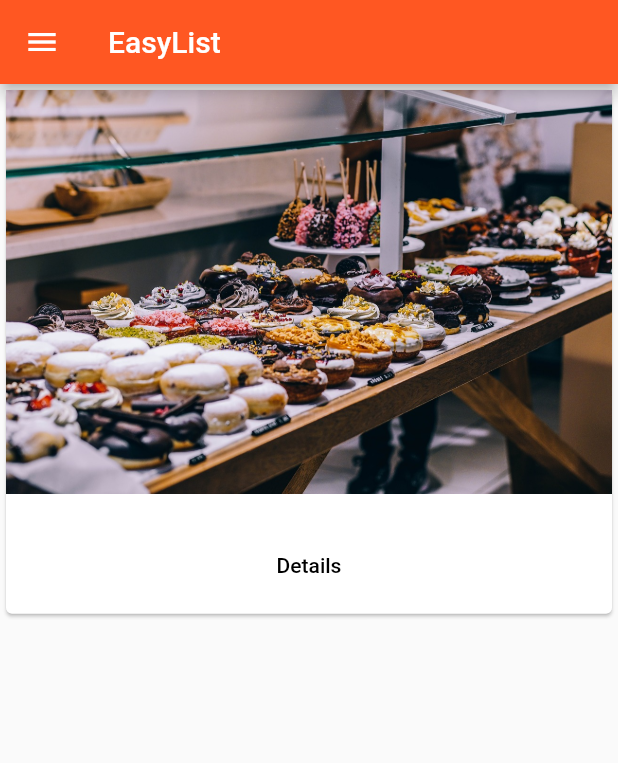
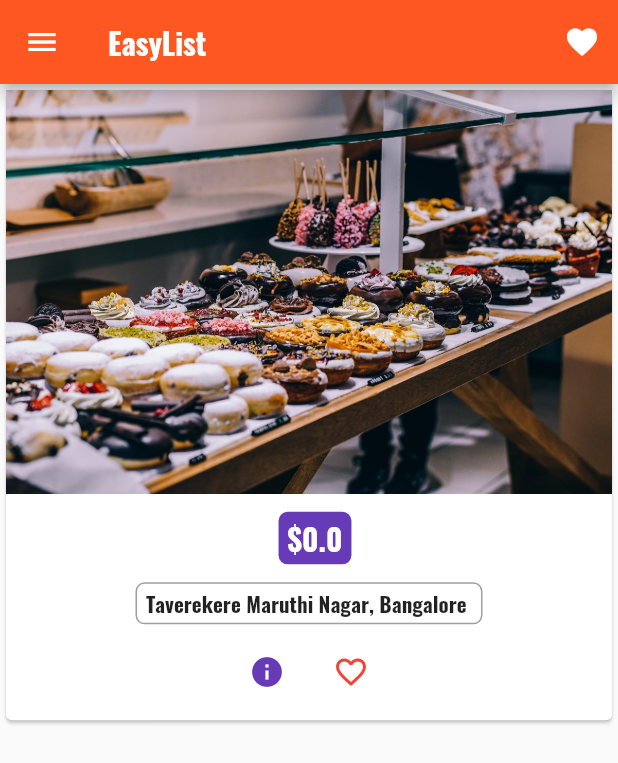
Before and after one commit to yann1294/Food-Court, a Flutter app: the ProductsAdminPage screen opened by its route, after a tap on "Save", after a tap on "LOGIN", on a phone screen of 412 x 824 dp. Shown: the top 763 px of the screen. Run offline on Flutter 3.47's test engine with Material 2 defaults, Android fonts, the phone set to English and light mode, and no system bars.

Commit message:
Widgets Update

```diff
--- a/lib/main.dart
+++ b/lib/main.dart
@@ -1,5 +1,5 @@
 import 'package:flutter/material.dart';
-// import 'package:flutter/rendering.dart';
+//import 'package:flutter/rendering.dart';
 
 import './pages/auth.dart';
 import './pages/products_admin.dart';
@@ -7,7 +7,7 @@ import './pages/products.dart';
 import './pages/product.dart';
 
 void main() {
-  // debugPaintSizeEnabled = true;
+  //debugPaintSizeEnabled = true;
   // debugPaintBaselinesEnabled = true;
   // debugPaintPointersEnabled = true;
   runApp(MyApp());
@@ -43,7 +43,11 @@ class _MyAppState extends State<MyApp> {
       theme: ThemeData(
           brightness: Brightness.light,
           primarySwatch: Colors.deepOrange,
-          accentColor: Colors.deepPurple),
+          accentColor: Colors.deepPurple,
+          fontFamily: 'Oswald',
+          buttonColor: Colors.deepPurple
+          ),
+
       // home: AuthPage(),
       routes: {
         '/': (BuildContext context) => AuthPage(),
@@ -60,7 +64,7 @@ class _MyAppState extends State<MyApp> {
           final int index = int.parse(pathElements[2]);
           return MaterialPageRoute<bool>(
             builder: (BuildContext context) => ProductPage(
-                _products[index]['title'], _products[index]['image']),
+                _products[index]['title'], _products[index]['image'],_products[index]['price'],_products[index]['description']),
           );
         }
         return null;
--- a/lib/pages/auth.dart
+++ b/lib/pages/auth.dart
@@ -11,35 +11,52 @@ class _AuthPageState extends State<AuthPage> {
   String _emailValue;
   String _passwordValue;
   bool _acceptTerms = false;
-  @override
-  Widget build(BuildContext context) {
-    return Scaffold(
-      appBar: AppBar(
-        title: Text('Login'),
-      ),
-      body: Container(
-        margin: EdgeInsets.all(10.0),
-        child: ListView(
-          children: <Widget>[
-            TextField(
-              decoration: InputDecoration(labelText: 'E-Mail'),
+
+  DecorationImage _buildBackgroundImage(){
+    return DecorationImage(
+            fit: BoxFit.cover,
+            colorFilter: ColorFilter.mode(
+              Colors.black.withOpacity(0.3),
+              BlendMode.dstATop
+              ),
+            image: AssetImage('assets/background.jpg')
+          );
+  }
+
+  Widget _buildEmailTextField(){
+    return TextField(
+              decoration: InputDecoration(
+                labelText: 'E-Mail',
+                filled: true,
+                fillColor: Colors.white
+                ),
               keyboardType: TextInputType.emailAddress,
               onChanged: (String value) {
                 setState(() {
                   _emailValue = value;
                 });
               },
-            ),
-            TextField(
-              decoration: InputDecoration(labelText: 'Password'),
+            );
+  }
+
+  Widget _buildPasswordTextField(){
+    return TextField(
+              decoration: InputDecoration(
+                labelText: 'Password',
+                fillColor: Colors.white,
+                filled: true
+                ),
               obscureText: true,
               onChanged: (String value) {
                 setState(() {
                   _passwordValue = value;
                 });
               },
-            ),
-            SwitchListTile(
+            );
+  }
+
+  Widget _buildAcceptSwitch(){
+    return SwitchListTile(
               value: _acceptTerms,
               onChanged: (bool value){
                 setState(() {
@@ -47,22 +64,56 @@ class _AuthPageState extends State<AuthPage> {
                 });
               },
               title: Text("Accept terms"),
-              ),
+              );
+  }
+
+  void _submitForm(){
+
+                print(_emailValue);
+                print(_passwordValue);
+                Navigator.pushReplacementNamed(context, '/products');
+
+  }
+
+  @override
+  Widget build(BuildContext context) {
+    final double deviceWidth = MediaQuery.of(context).size.width;
+    final double targetWidth = deviceWidth > 768.0 ? 500.0 :deviceWidth * 0.95;
+
+    return Scaffold(
+      appBar: AppBar(
+        title: Text('Login'),
+      ),
+      body: Container(
+        decoration: BoxDecoration(
+          image: _buildBackgroundImage()
+        ),
+        padding: EdgeInsets.all(10.0),
+        child: Center(
+          child: SingleChildScrollView(
+          child: Container(
+            width: targetWidth,
+            child: Column(
+            children: <Widget>[
+            _buildEmailTextField(),
+            SizedBox(
+              height: 10.0,
+            ),
+            _buildPasswordTextField(),
+            _buildAcceptSwitch(),
             SizedBox(
               height: 10.0,
             ),
             RaisedButton(
-              color: Theme.of(context).primaryColor,
               textColor: Colors.white,
               child: Text('LOGIN'),
-              onPressed: () {
-                print(_emailValue);
-                print(_passwordValue);
-                Navigator.pushReplacementNamed(context, '/products');
-              },
+              onPressed: _submitForm
             ),
           ],
+          ),
+          )
         ),
+        )
       ),
     );
   }
--- a/lib/pages/product.dart
+++ b/lib/pages/product.dart
@@ -1,39 +1,38 @@
 import 'dart:async';
 
 import 'package:flutter/material.dart';
+import '../widgets/ui_elements/title_default.dart';
 
 class ProductPage extends StatelessWidget {
   final String title;
   final String imageUrl;
+  final double price;
+  final String description;
+  ProductPage(this.title, this.imageUrl,this.price,this.description);
 
-  ProductPage(this.title, this.imageUrl);
-
-  _showWarningDialog(BuildContext context) {
-    showDialog(
-        context: context,
-        builder: (BuildContext context) {
-          return AlertDialog(
-            title: Text('Are you sure?'),
-            content: Text('This action cannot be undone!'),
-            actions: <Widget>[
-              FlatButton(
-                child: Text('DISCARD'),
-                onPressed: () {
-                  Navigator.pop(context);
-                },
-              ),
-              FlatButton(
-                child: Text('CONTINUE'),
-                onPressed: () {
-                  Navigator.pop(context);
-                  Navigator.pop(context, true);
-                },
-              ),
-            ],
-          );
-        });
+  Widget _buildAddressPriceRow(){
+    return Row(
+              children: <Widget>[
+              Expanded(
+                child: Text(
+            'Taverekere Maruthi Nagar, Bangalore ',
+            style: TextStyle(
+              fontFamily: 'Oswald',
+              color: Colors.grey
+            ),
+                ),
+                ),
+                SizedBox(width: 10.0,),
+                Text(
+                '\$' + price.toString(),
+                style: TextStyle(
+              fontFamily: 'Oswald',
+              color: Colors.grey
+            ),
+                )
+              ],
+            );
   }
-
   @override
   Widget build(BuildContext context) {
     return WillPopScope(
@@ -44,26 +43,31 @@ class ProductPage extends StatelessWidget {
       },
       child: Scaffold(
         appBar: AppBar(
-          title: Text(title),
+          title: Text(
+            title,
+            ),
         ),
-        body: Column(
+        body: SingleChildScrollView(
+        child: Column(
           crossAxisAlignment: CrossAxisAlignment.center,
           children: <Widget>[
             Image.asset(imageUrl),
             Container(
               padding: EdgeInsets.all(10.0),
-              child: Text(title),
+              child: TitleDefault(title)
             ),
+            _buildAddressPriceRow(),
             Container(
-              padding: EdgeInsets.all(10.0),
-              child: RaisedButton(
-                color: Theme.of(context).accentColor,
-                child: Text('DELETE'),
-                onPressed: () => _showWarningDialog(context),
-              ),
+              padding: EdgeInsets.only(top: 10.0),
+              child:Text(
+                description,
+                textAlign: TextAlign.center,
+                ) ,
             )
+
           ],
         ),
+        )
       ),
     );
   }
--- a/lib/pages/product_create.dart
+++ b/lib/pages/product_create.dart
@@ -12,13 +12,9 @@ class _ProductCreatePageState extends State<ProductCreatePage> {
   String _titleValue= '';
   String _descriptionValue= '';
   double _priceValue= 0.0;
-  @override
-  Widget build(BuildContext context) {
-    return Container(
-    margin: EdgeInsets.all(10.0),
-    child: ListView(
-      children: <Widget>[
-        TextField(
+
+Widget _buildTitleTextField(){
+    return TextField(
           decoration: InputDecoration(
             labelText: 'Product Title',
 
@@ -29,9 +25,10 @@ class _ProductCreatePageState extends State<ProductCreatePage> {
               _titleValue = value;
             });
           },
-        ),
-        TextField(
-
+        );
+  }
+Widget  _buildDescriptionTextField(){
+  return TextField(
           autofocus: true,
           maxLines: 4,
           decoration: InputDecoration(
@@ -43,8 +40,10 @@ class _ProductCreatePageState extends State<ProductCreatePage> {
               _descriptionValue = value;
             });
           },
-        ),
-        TextField(
+        );
+}
+Widget _buildPriceTextField(){
+  return TextField(
           autofocus: true,
           decoration: InputDecoration(
             labelText: 'Product Price',
@@ -56,15 +55,11 @@ class _ProductCreatePageState extends State<ProductCreatePage> {
               _priceValue = double.parse(value);
             });
           },
-        ),
-        SizedBox(
-          height: 10.0,
-        ),
-        RaisedButton(
-          child: Text("Save"),
-          color: Theme.of(context).accentColor,
-          textColor: Colors.white,
-          onPressed: (){
+        );
+}
+
+void _submitForm(){
+
             final Map<String,dynamic> product = {
               'title':_titleValue,
               'description':_descriptionValue,
@@ -73,7 +68,28 @@ class _ProductCreatePageState extends State<ProductCreatePage> {
               };
             widget.addProduct(product);
             Navigator.pushReplacementNamed(context, '/');
-          },
+
+}
+  @override
+  Widget build(BuildContext context) {
+    final double deviceWidth =MediaQuery.of(context).size.width;
+    final double targetWidth =deviceWidth > 768.0 ? 500.0 :deviceWidth * 0.95;
+    final double targetPadding =deviceWidth - targetWidth;
+    return Container(
+    margin: EdgeInsets.all(10.0),
+    child: ListView(
+      padding: EdgeInsets.symmetric(horizontal: targetPadding/2),
+      children: <Widget>[
+        _buildTitleTextField(),
+        _buildDescriptionTextField(),
+        _buildPriceTextField(),
+        SizedBox(
+          height: 10.0,
+        ),
+        RaisedButton(
+          child: Text("Save"),
+          textColor: Colors.white,
+          onPressed: _submitForm,
         )
       ],
     )
--- a/lib/pages/products.dart
+++ b/lib/pages/products.dart
@@ -1,6 +1,7 @@
 import 'package:flutter/material.dart';
 
-import '../product_manager.dart';
+
+import '../widgets/products/products.dart';
 
 class ProductsPage extends StatelessWidget {
   final List<Map<String, dynamic>> products;
@@ -8,10 +9,8 @@ class ProductsPage extends StatelessWidget {
 
   ProductsPage(this.products);
 
-  @override
-  Widget build(BuildContext context) {
-    return Scaffold(
-      drawer: Drawer(
+  Widget _buildSideDrawer(BuildContext context){
+    return Drawer(
         child: Column(
           children: <Widget>[
             AppBar(
@@ -19,6 +18,7 @@ class ProductsPage extends StatelessWidget {
               title: Text('Choose'),
             ),
             ListTile(
+              leading: Icon(Icons.edit),
               title: Text('Manage Products'),
               onTap: () {
                 Navigator.pushReplacementNamed(context, '/admin');
@@ -26,11 +26,22 @@ class ProductsPage extends StatelessWidget {
             )
           ],
         ),
-      ),
+      );
+  }
+  @override
+  Widget build(BuildContext context) {
+    return Scaffold(
+      drawer: _buildSideDrawer(context),
       appBar: AppBar(
         title: Text('EasyList'),
+        actions: <Widget>[
+          IconButton(
+            icon: Icon(Icons.favorite),
+            onPressed: () {},
+          )
+        ],
       ),
-      body: ProductManager(products),
+      body: Products(products),
     );
   }
 }
--- a/lib/pages/products_admin.dart
+++ b/lib/pages/products_admin.dart
@@ -9,12 +9,9 @@ class ProductsAdminPage extends StatelessWidget {
   final Function deleteProduct;
 
   ProductsAdminPage(this.addProduct,this.deleteProduct);
-  @override
-  Widget build(BuildContext context) {
-    return DefaultTabController(
-      length: 2,
-      child: Scaffold(
-        drawer: Drawer(
+
+  Widget _buildSideDrawer(BuildContext context){
+    return Drawer(
           child: Column(
             children: <Widget>[
               AppBar(
@@ -22,6 +19,7 @@ class ProductsAdminPage extends StatelessWidget {
                 title: Text('Choose'),
               ),
               ListTile(
+                leading: Icon(Icons.shop),
                 title: Text('All Products'),
                 onTap: () {
                   Navigator.pushReplacementNamed(context, '/');
@@ -29,7 +27,14 @@ class ProductsAdminPage extends StatelessWidget {
               )
             ],
           ),
-        ),
+        );
+  }
+  @override
+  Widget build(BuildContext context) {
+    return DefaultTabController(
+      length: 2,
+      child: Scaffold(
+        drawer: _buildSideDrawer(context),
         appBar: AppBar(
           title: Text('Manage Products'),
           bottom: TabBar(
--- a/lib/product_manager.dart
+++ /dev/null
@@ -1,22 +0,0 @@
-import 'package:flutter/material.dart';
-
-import './products.dart';
-
-
-class ProductManager extends StatelessWidget {
-  final List<Map<String, dynamic>> products;
-
-
-  ProductManager(this.products);
-
-  @override
-  Widget build(BuildContext context) {
-    print('[ProductManager State] build()');
-    return Column(
-      children: [
-
-        Expanded(child: Products(products))
-      ],
-    );
-  }
-}
--- a/lib/products.dart
+++ /dev/null
@@ -1,53 +0,0 @@
-import 'package:flutter/material.dart';
-
-
-
-class Products extends StatelessWidget {
-  final List<Map<String, dynamic>> products;
-
-
-  Products(this.products) {
-    print('[Products Widget] Constructor');
-  }
-
-  Widget _buildProductItem(BuildContext context, int index) {
-    return Card(
-      child: Column(
-        children: <Widget>[
-          Image.asset(products[index]['image']),
-          Text(products[index]['title']),
-          ButtonBar(
-            alignment: MainAxisAlignment.center,
-            children: <Widget>[
-              FlatButton(
-                child: Text('Details'),
-                onPressed: () => Navigator
-                        .pushNamed<bool>(
-                            context, '/product/' + index.toString())
-              )
-            ],
-          )
-        ],
-      ),
-    );
-  }
-
-  Widget _buildProductList() {
-    Widget productCards;
-    if (products.length > 0) {
-      productCards = ListView.builder(
-        itemBuilder: _buildProductItem,
-        itemCount: products.length,
-      );
-    } else {
-      productCards = Container();
-    }
-    return productCards;
-  }
-
-  @override
-  Widget build(BuildContext context) {
-    print('[Products Widget] build()');
-    return _buildProductList();
-  }
-}
--- /dev/null
+++ b/lib/widgets/products/address_tag.dart
@@ -0,0 +1,27 @@
+import 'package:flutter/material.dart';
+
+class AdrressTag extends StatelessWidget {
+  final String addrress;
+
+  AdrressTag(this.addrress);
+
+  @override
+  Widget build(BuildContext context) {
+    return Container(
+            padding: EdgeInsets.symmetric(
+              vertical: 2.5,
+              horizontal: 6.0
+              ),
+          decoration: BoxDecoration(
+            border: Border.all(
+              color: Colors.grey,
+              width: 1.0
+            ),
+            borderRadius: BorderRadius.circular(6.0)
+          ),
+            child: Text(
+            addrress
+          ),
+          );
+  }
+}
--- /dev/null
+++ b/lib/widgets/products/price_tag.dart
@@ -0,0 +1,27 @@
+import 'package:flutter/material.dart';
+
+class PriceTag extends StatelessWidget {
+  final String price;
+
+  PriceTag(this.price);
+  @override
+  Widget build(BuildContext context) {
+    return Container(
+              padding: EdgeInsets.symmetric(
+                horizontal: 6.0,
+                vertical: 2.5
+              ),
+              decoration: BoxDecoration(
+                color: Theme.of(context).accentColor,
+                borderRadius: BorderRadius.circular(6.0)
+              ),
+              child: Text(
+              '\$$price',
+              style: TextStyle(
+                fontSize: 20.0,
+                color: Colors.white
+              ),
+            ),
+            );
+  }
+}
--- /dev/null
+++ b/lib/widgets/products/product_card.dart
@@ -0,0 +1,65 @@
+import 'package:flutter/material.dart';
+
+import 'price_tag.dart';
+import '../ui_elements/title_default.dart';
+import '../products/address_tag.dart';
+
+class ProductCard extends StatelessWidget {
+  final Map<String,dynamic> product;
+  final int productIndex;
+
+  ProductCard(this.product,this.productIndex);
+
+  Widget _buildTitlePriceRow(){
+    return Container(
+            padding: EdgeInsets.all(10.0),
+            child: Row(
+              mainAxisAlignment: MainAxisAlignment.center,
+              children: <Widget>[
+                Flexible(
+                fit: FlexFit.loose,
+                child: TitleDefault(product['title']) ,
+                ),
+            SizedBox(
+              width: 8.0,
+            ),
+            PriceTag(product['price'].toString())
+              ],
+            ),
+          );
+  }
+  Widget _buildActionButtons(BuildContext context){
+    return ButtonBar(
+            alignment: MainAxisAlignment.center,
+            children: <Widget>[
+              IconButton(
+                icon: Icon(Icons.info),
+                color: Theme.of(context).accentColor,
+                onPressed: () => Navigator
+                        .pushNamed<bool>(
+                            context, '/product/' + productIndex.toString())
+              ),
+              IconButton(
+                icon: Icon(Icons.favorite_border),
+                color: Colors.red,
+                onPressed: () => Navigator
+                        .pushNamed<bool>(
+                            context, '/product/' + productIndex.toString())
+              )
+            ],
+          );
+  }
+  @override
+  Widget build(BuildContext context) {
+    return Card(
+      child: Column(
+        children: <Widget>[
+          Image.asset(product['image']),
+          _buildTitlePriceRow(),
+          AdrressTag('Taverekere Maruthi Nagar, Bangalore '),
+          _buildActionButtons(context)
+        ],
+      ),
+    );
+  }
+}
--- /dev/null
+++ b/lib/widgets/products/products.dart
@@ -0,0 +1,32 @@
+import 'package:flutter/material.dart';
+import './product_card.dart';
+
+
+class Products extends StatelessWidget {
+  final List<Map<String, dynamic>> products;
+
+
+  Products(this.products) {
+    print('[Products Widget] Constructor');
+  }
+
+  Widget _buildProductList() {
+    Widget productCards;
+    if (products.length > 0) {
+      productCards = ListView.builder(
+        itemBuilder: (BuildContext context, int index)=>
+        ProductCard(products[index], index),
+        itemCount: products.length,
+      );
+    } else {
+      productCards = Container();
+    }
+    return productCards;
+  }
+
+  @override
+  Widget build(BuildContext context) {
+    print('[Products Widget] build()');
+    return _buildProductList();
+  }
+}
--- /dev/null
+++ b/lib/widgets/ui_elements/title_default.dart
@@ -0,0 +1,19 @@
+import 'package:flutter/material.dart';
+
+class TitleDefault extends StatelessWidget {
+  final String title;
+
+  TitleDefault(this.title);
+
+  @override
+  Widget build(BuildContext context) {
+    return Text(
+            title,
+            style: TextStyle(
+              fontSize: 26.0,
+              fontWeight: FontWeight.bold,
+              fontFamily: 'Oswald'
+            ),
+            );
+  }
+}
```
Also changed, not shown: pubspec.yaml (+6 -4 lines), assets/Oswald-Bold.ttf (added), assets/background.jpg (added), 1 other file.
